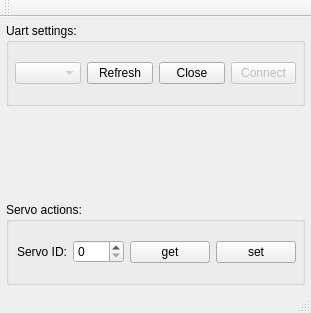
Old version of the form lobot_servo_tester/mainwindow.ui in the repository Kudesnick/lobot_servo_tester.
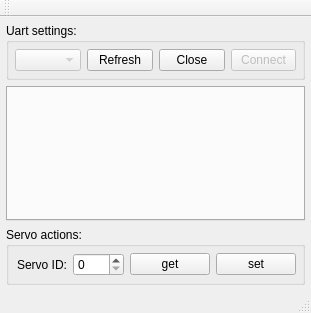
New version of the form.

What changed in the file:
```diff
--- a/lobot_servo_tester/mainwindow.ui
+++ b/lobot_servo_tester/mainwindow.ui
@@ -99,21 +99,10 @@
      </widget>
     </item>
     <item>
-     <widget class="QWidget" name="lay_cmd_list" native="true">
-      <layout class="QVBoxLayout" name="lay_cmd_list_layout">
-       <property name="leftMargin">
-        <number>0</number>
-       </property>
-       <property name="topMargin">
-        <number>0</number>
-       </property>
-       <property name="rightMargin">
-        <number>0</number>
-       </property>
-       <property name="bottomMargin">
-        <number>0</number>
-       </property>
-      </layout>
+     <widget class="QTabWidget" name="tabWidget">
+      <property name="currentIndex">
+       <number>-1</number>
+      </property>
      </widget>
     </item>
     <item>
```
Left out of the diff: 2 changed lines with no effect on the pictures.
